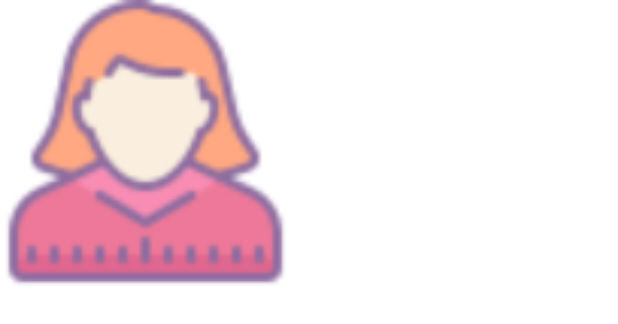
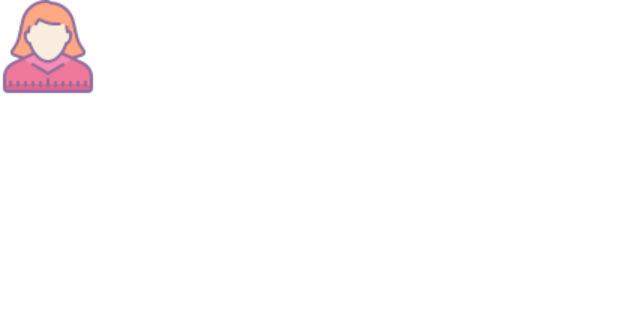
Before and after one commit to ali00397/android-labs, an Android app: the layout activity_row_send.xml on its own in the app's theme, with its tools: preview values and no code run, on a phone screen of 412 x 824 dp. Shown: the top 324 px of the screen. Run offline under Robolectric (Android 15) with nearby library versions, the phone set to English and light mode, and no system bars.

Commit message:
Committed lab05

```diff
--- a/app/src/main/java/com/cst2335/ali00397/ChatRoomActivity.java
+++ b/app/src/main/java/com/cst2335/ali00397/ChatRoomActivity.java
@@ -33,8 +33,10 @@ public class ChatRoomActivity extends AppCompatActivity {
         ListView lists = findViewById(R.id.list_item);
         lists.setAdapter(ourAdapter = new MyListAdapter());
 
+
         Button sendbutton = findViewById(R.id.send);
         Button receivedbutton = findViewById(R.id.received);
+        EditText et = findViewById(R.id.theText);
 
 
         sendbutton.setOnClickListener(bts ->{
@@ -53,13 +55,13 @@ public class ChatRoomActivity extends AppCompatActivity {
             Message myMessage = new Message(message,newId);*/
 
 
-            Message oldMessage = new Message("",true);
+            Message oldMessage = new Message(et.getText().toString(),true);
             oldMessage.isSend();
             ourAdapter.notifyDataSetChanged();
         });
 
         receivedbutton.setOnClickListener(clk ->{
-            Message newMessage = new Message("",false);
+            Message newMessage = new Message(et.getText().toString(),false);
             newMessage.isSend();
             ourAdapter.notifyDataSetChanged();
         });
--- a/app/src/main/res/layout/activity_chat_room.xml
+++ b/app/src/main/res/layout/activity_chat_room.xml
@@ -32,8 +32,9 @@
             android:inputType="text"
             android:textColorHint="@color/black"
             android:hint="@string/chathere"
-            android:autofillHints="no"/>
-            " />
+            android:autofillHints="no"
+            android:id="@+id/theText"/>
+
 
         <Button
             android:id="@+id/received"
--- a/app/src/main/res/layout/activity_received_image.xml
+++ b/app/src/main/res/layout/activity_received_image.xml
@@ -2,6 +2,12 @@
 <LinearLayout xmlns:android="http://schemas.android.com/apk/res/android"
     android:layout_width="match_parent"
     android:layout_height="match_parent">
+
+
+    <TextView
+        android:layout_width="wrap_content"
+        android:layout_height="wrap_content"
+        android:id="@+id/theText"/>
 
     <ImageView
         android:layout_width="197dp"
--- a/app/src/main/res/layout/activity_row_send.xml
+++ b/app/src/main/res/layout/activity_row_send.xml
@@ -7,9 +7,13 @@
 
 
     <ImageView
-        android:layout_width="194dp"
-        android:layout_height="194dp"
+        android:layout_width="wrap_content"
+        android:layout_height="wrap_content"
         android:src="@drawable/row_send"
-        android:contentDescription="TODO"/>
+        android:contentDescription="@string/right" />
+    <TextView
+        android:layout_width="wrap_content"
+        android:layout_height="wrap_content"
+        android:id="@+id/theText"/>
 
 </LinearLayout>
```
